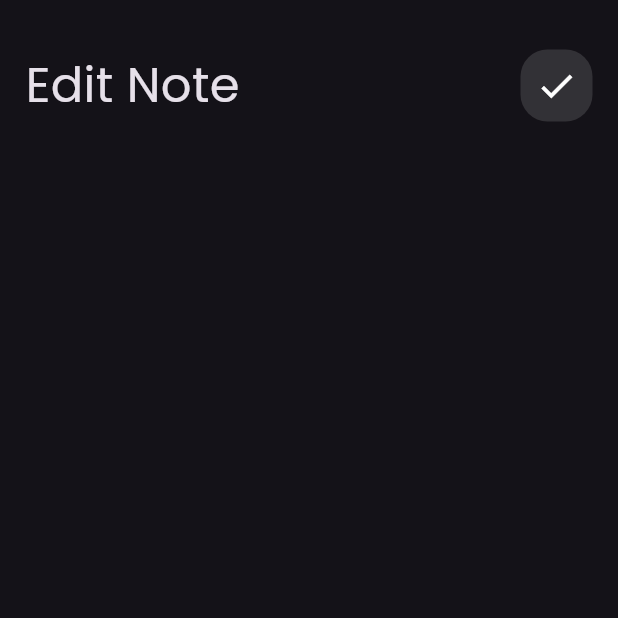
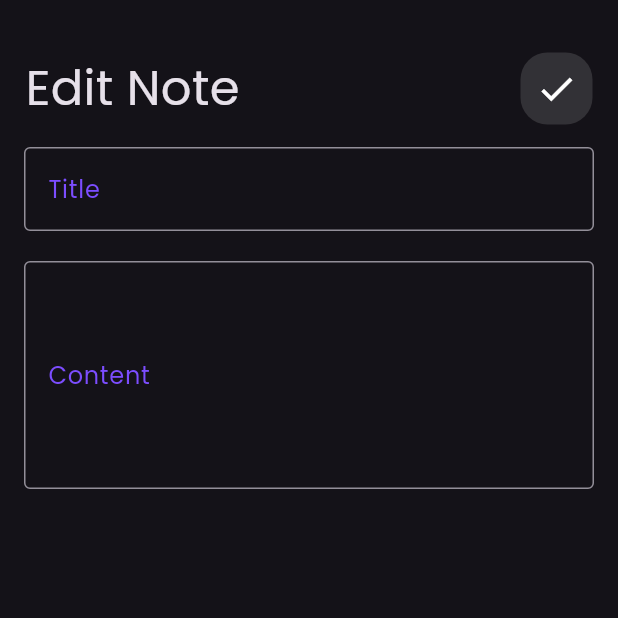
Before and after one commit to ahmedjamal22290/Notes_App, a Flutter app: the EditView screen opened by its route, on a phone screen of 412 x 824 dp, the top half of it. Run offline on Flutter 3.47's test engine with Material 3 defaults, Android fonts, the phone set to English and light mode, and no system bars.

Commit message:
add textFields to edit view

```diff
--- a/lib/views/edit_view.dart
+++ b/lib/views/edit_view.dart
@@ -9,7 +9,7 @@ class EditView extends StatelessWidget {
     return Scaffold(
       body: SingleChildScrollView(
         child: Padding(
-          padding: const EdgeInsets.only(top: 18.0),
+          padding: const EdgeInsets.only(top: 20.0),
           child: Column(
             children: [
               CustomAppBar(
@@ -20,14 +20,52 @@ class EditView extends StatelessWidget {
                     ),
                     child: IconButton(
                       onPressed: () {},
-                      icon: Icon(
+                      icon: const Icon(
                         size: 28,
                         color: Colors.white,
                         Icons.check,
                       ),
                     ),
                   ),
-                  title: 'Edit Note')
+                  title: 'Edit Note'),
+              Padding(
+                padding: const EdgeInsets.symmetric(horizontal: 16),
+                child: TextField(
+                  decoration: InputDecoration(
+                    labelStyle: const TextStyle(color: Colors.deepPurpleAccent),
+                    labelText: "Title",
+                    border: const OutlineInputBorder(
+                      borderSide: BorderSide(),
+                    ),
+                    focusedBorder: OutlineInputBorder(
+                      borderSide: const BorderSide(
+                        color: Colors.pink,
+                      ),
+                      borderRadius: BorderRadius.circular(20),
+                    ),
+                  ),
+                ),
+              ),
+              const SizedBox(height: 20),
+              Padding(
+                padding: const EdgeInsets.symmetric(horizontal: 16),
+                child: TextField(
+                  maxLines: 5,
+                  decoration: InputDecoration(
+                    labelStyle: const TextStyle(color: Colors.deepPurpleAccent),
+                    labelText: "Content",
+                    border: const OutlineInputBorder(
+                      borderSide: BorderSide(),
+                    ),
+                    focusedBorder: OutlineInputBorder(
+                      borderSide: const BorderSide(
+                        color: Colors.pink,
+                      ),
+                      borderRadius: BorderRadius.circular(20),
+                    ),
+                  ),
+                ),
+              ),
             ],
           ),
         ),
```
